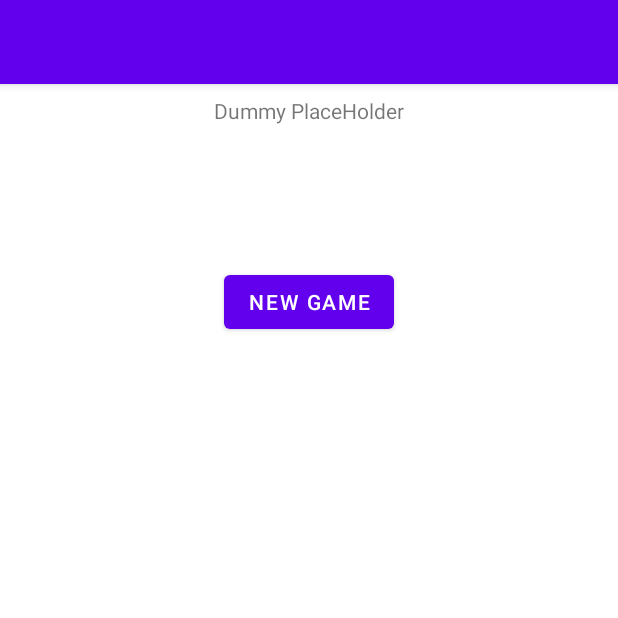
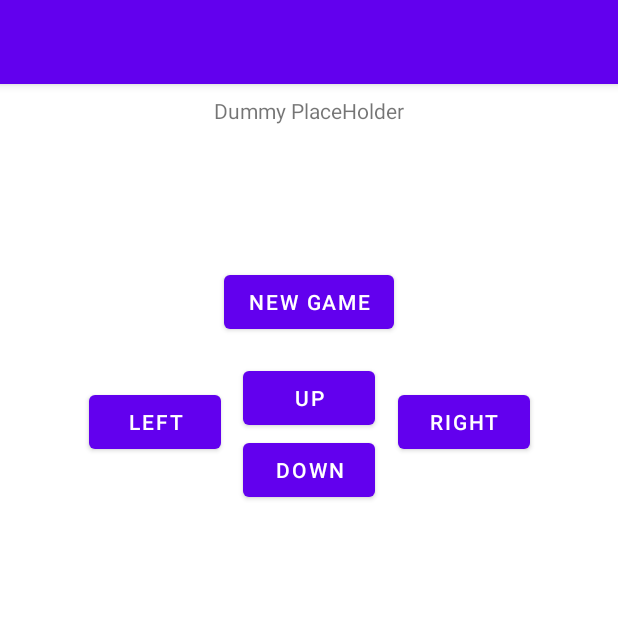
Before and after one commit to olelenz/EcoGecko, an Android app: the screen it shows after launch (MainActivity), on a phone screen of 412 x 824 dp, the top half of it. Run offline under Robolectric (Android 15) with nearby library versions, the phone set to English and light mode, and no system bars; our stand-ins replace navigation-ui.

Commit message:
movement buttons

```diff
--- a/app/src/main/res/layout/game_ui.xml
+++ b/app/src/main/res/layout/game_ui.xml
@@ -39,6 +39,59 @@
         app:layout_constraintStart_toStartOf="parent"
         app:layout_constraintTop_toBottomOf="@id/gridView"/>
 
+    <androidx.constraintlayout.widget.Guideline
+        android:id="@+id/guideline"
+        android:layout_width="wrap_content"
+        android:layout_height="wrap_content"
+        android:orientation="vertical"
+        app:layout_constraintGuide_percent="0.5"
+        />
+
+    <Button
+        android:id="@+id/left_button"
+        android:layout_width="wrap_content"
+        android:layout_height="wrap_content"
+        android:text="@string/left_button"
+        android:layout_marginTop="32dp"
+        app:layout_constraintEnd_toStartOf="@id/guideline"
+        app:layout_constraintTop_toBottomOf="@+id/newGame"
+        app:layout_constraintStart_toStartOf="parent"
+        app:layout_constraintVertical_bias="0.5"
+        />
+
+    <Button
+        android:id="@+id/up_button"
+        android:layout_width="wrap_content"
+        android:layout_height="wrap_content"
+        android:text="@string/up_button"
+        android:layout_marginTop="16dp"
+        app:layout_constraintStart_toEndOf="@id/guideline"
+        app:layout_constraintEnd_toEndOf="parent"
+        app:layout_constraintStart_toStartOf="parent"
+        app:layout_constraintTop_toBottomOf="@id/newGame" />
+
+    <Button
+        android:id="@+id/right_button"
+        android:layout_width="wrap_content"
+        android:layout_height="wrap_content"
+        android:text="@string/right_button"
+        android:layout_marginTop="32dp"
+        app:layout_constraintStart_toEndOf="@id/guideline"
+        app:layout_constraintTop_toBottomOf="@+id/newGame"
+        app:layout_constraintEnd_toEndOf="parent"
+        app:layout_constraintVertical_bias="0.5"
+        />
+
+    <Button
+        android:id="@+id/down_button"
+        android:layout_width="wrap_content"
+        android:layout_height="wrap_content"
+        android:text="@string/down_button"
+        android:layout_marginTop="64dp"
+        app:layout_constraintStart_toEndOf="@id/guideline"
+        app:layout_constraintEnd_toEndOf="parent"
+        app:layout_constraintStart_toStartOf="parent"
+        app:layout_constraintTop_toBottomOf="@id/newGame" />
 
 
 </androidx.constraintlayout.widget.ConstraintLayout>
--- a/app/src/main/res/values/strings.xml
+++ b/app/src/main/res/values/strings.xml
@@ -4,6 +4,10 @@
     <string name="new_game_button">New Game</string>
     <string name="greeting">Dummy PlaceHolder</string>
     <string name="p">1</string>
+    <string name="left_button">left</string>
+    <string name="right_button">right</string>
+    <string name="up_button">up</string>
+    <string name="down_button">down</string>
     <!-- TODO: check later what we need-->
 
     <string name="title_activity_main">MainActivity</string>
```
